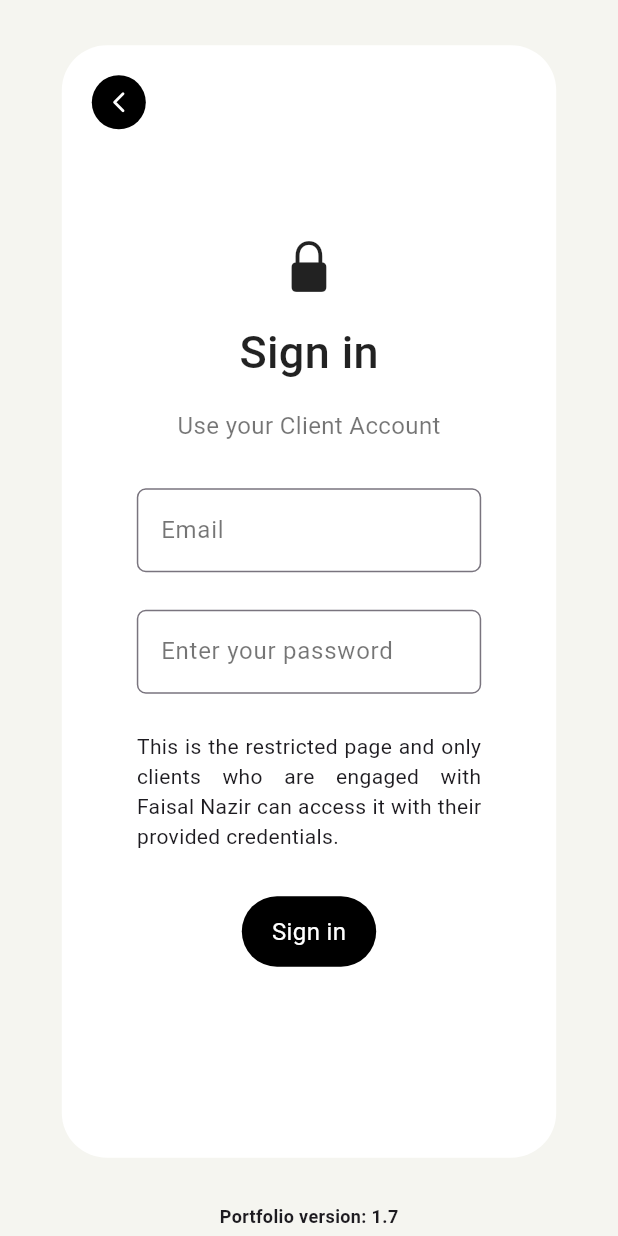
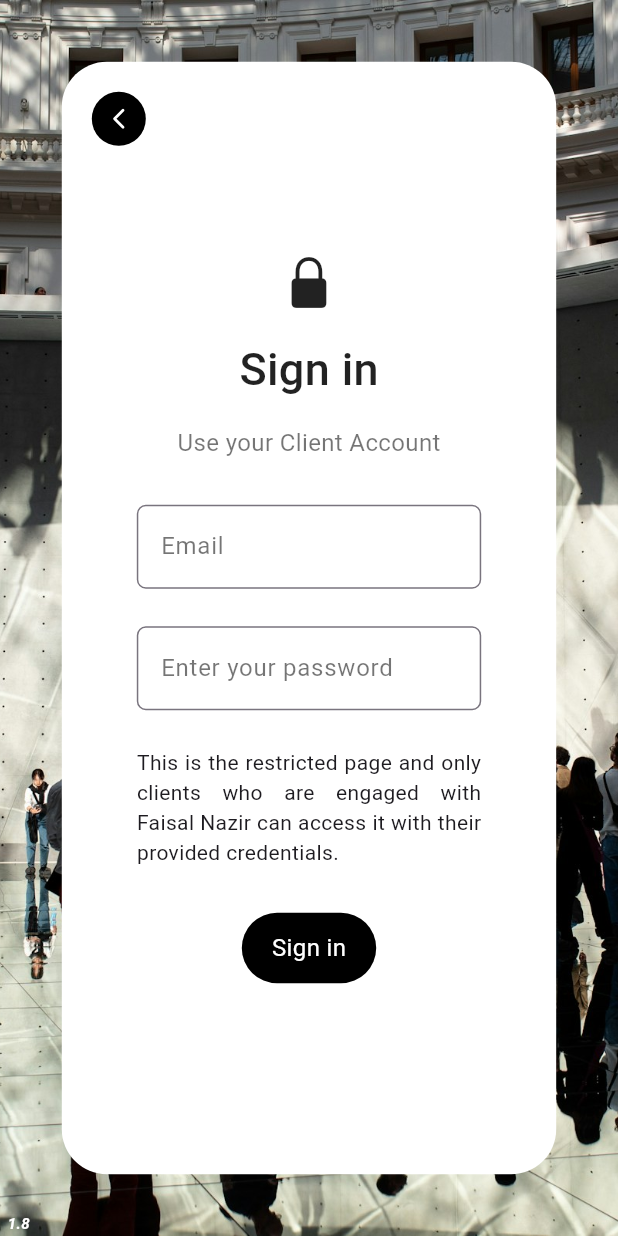
Before and after one commit to FaisalNazir28/portfolio, a Flutter app: the LoginScreen screen opened by its route, on a phone screen of 412 x 824 dp. Run offline on Flutter 3.47's test engine with Material 3 defaults, Android fonts, the phone set to English and light mode, and no system bars; our stand-ins replace ionicons; missing offline and left inert: dart:html, dart:ui_web, device_frame.

Commit message:
Added background in login screen

```diff
--- a/lib/screens/login_screen/login_screen.dart
+++ b/lib/screens/login_screen/login_screen.dart
@@ -4,6 +4,7 @@ import 'package:ionicons/ionicons.dart';
 import 'package:my_portfolio/main.dart';
 import 'package:my_portfolio/responsiveness/breakpoints.dart';
 import 'package:my_portfolio/routes/routes.dart';
+import 'package:my_portfolio/utilities/app_images.dart';
 import 'package:my_portfolio/utilities/constants.dart';
 
 class LoginScreen extends StatefulWidget {
@@ -25,21 +26,18 @@ class _LoginScreenState extends State<LoginScreen> {
     var isMobileScreen = Breakpoints.isSmallScreen(context);
 
     return Scaffold(
-      bottomNavigationBar: Container(
-        margin: const EdgeInsets.only(bottom: 5),
-        child: Row(
-          mainAxisAlignment: MainAxisAlignment.center,
+      backgroundColor: const Color(0xfff5f5f0),
+      body: Stack(
+        alignment: Alignment.bottomLeft,
         children: [
-            Text(
-              "Portfolio version: ${AppConstants.appVersion}",
-              style:
-                  const TextStyle(fontSize: 12.0, fontWeight: FontWeight.w600),
-            ),
-          ],
+          Container(
+            decoration: BoxDecoration(
+              image: DecorationImage(
+                image: AssetImage(AppImages.loginBackground),
+                fit: BoxFit.cover,
               ),
             ),
-      backgroundColor: const Color(0xfff5f5f0),
-      body: Center(
+            child: Center(
               child: Stack(
                 alignment: Alignment.topLeft,
                 children: [
@@ -102,9 +100,11 @@ class _LoginScreenState extends State<LoginScreen> {
                                           color: Colors.black54,
                                         ),
                                         border: OutlineInputBorder(
-                                      borderRadius: BorderRadius.circular(6)),
+                                            borderRadius:
+                                                BorderRadius.circular(6)),
                                         focusedBorder: OutlineInputBorder(
-                                    borderRadius: BorderRadius.circular(6),
+                                          borderRadius:
+                                              BorderRadius.circular(6),
                                           borderSide: const BorderSide(
                                               color: Colors.black, width: 2.0),
                                         ),
@@ -136,9 +136,11 @@ class _LoginScreenState extends State<LoginScreen> {
                                           color: Colors.black54,
                                         ),
                                         border: OutlineInputBorder(
-                                      borderRadius: BorderRadius.circular(6)),
+                                            borderRadius:
+                                                BorderRadius.circular(6)),
                                         focusedBorder: OutlineInputBorder(
-                                    borderRadius: BorderRadius.circular(6),
+                                          borderRadius:
+                                              BorderRadius.circular(6),
                                           borderSide: const BorderSide(
                                               color: Colors.black, width: 2.0),
                                         ),
@@ -160,7 +162,8 @@ class _LoginScreenState extends State<LoginScreen> {
                                       onTap: loading
                                           ? () {}
                                           : () async {
-                                        if (_formKey.currentState!.validate()) {
+                                              if (_formKey.currentState!
+                                                  .validate()) {
                                                 setState(() {
                                                   loading = true;
                                                 });
@@ -179,13 +182,15 @@ class _LoginScreenState extends State<LoginScreen> {
                                             horizontal: 20, vertical: 12),
                                         decoration: BoxDecoration(
                                           color: Colors.black,
-                                    borderRadius: BorderRadius.circular(100),
+                                          borderRadius:
+                                              BorderRadius.circular(100),
                                         ),
                                         child: loading
                                             ? const SizedBox(
                                                 height: 20,
                                                 width: 20,
-                                          child: CircularProgressIndicator(
+                                                child:
+                                                    CircularProgressIndicator(
                                                   color: Colors.white,
                                                   strokeWidth: 4,
                                                 ),
@@ -241,7 +246,8 @@ class _LoginScreenState extends State<LoginScreen> {
                                       overlayColor: MaterialStateProperty.all(
                                           Colors.transparent),
                                       onTap: () {
-                                  Navigator.pushNamed(context, Routes.home);
+                                        Navigator.pushNamed(
+                                            context, Routes.home);
                                       },
                                       child: Container(
                                         decoration: const BoxDecoration(
@@ -276,11 +282,14 @@ class _LoginScreenState extends State<LoginScreen> {
                                             color: Colors.black54,
                                           ),
                                           border: OutlineInputBorder(
-                                        borderRadius: BorderRadius.circular(6)),
+                                              borderRadius:
+                                                  BorderRadius.circular(6)),
                                           focusedBorder: OutlineInputBorder(
-                                      borderRadius: BorderRadius.circular(6),
+                                            borderRadius:
+                                                BorderRadius.circular(6),
                                             borderSide: const BorderSide(
-                                          color: Colors.black, width: 2.0),
+                                                color: Colors.black,
+                                                width: 2.0),
                                           ),
                                         ),
                                         validator: (value) {
@@ -310,11 +319,14 @@ class _LoginScreenState extends State<LoginScreen> {
                                             color: Colors.black54,
                                           ),
                                           border: OutlineInputBorder(
-                                        borderRadius: BorderRadius.circular(6)),
+                                              borderRadius:
+                                                  BorderRadius.circular(6)),
                                           focusedBorder: OutlineInputBorder(
-                                      borderRadius: BorderRadius.circular(6),
+                                            borderRadius:
+                                                BorderRadius.circular(6),
                                             borderSide: const BorderSide(
-                                          color: Colors.black, width: 2.0),
+                                                color: Colors.black,
+                                                width: 2.0),
                                           ),
                                         ),
                                         validator: (value) {
@@ -338,7 +350,8 @@ class _LoginScreenState extends State<LoginScreen> {
                                                     loading = true;
                                                   });
                                                   await Future.delayed(
-                                                const Duration(seconds: 3));
+                                                      const Duration(
+                                                          seconds: 3));
                                                   setState(() {
                                                     loading = false;
                                                     isLoggedIn = true;
@@ -352,13 +365,15 @@ class _LoginScreenState extends State<LoginScreen> {
                                               horizontal: 20, vertical: 12),
                                           decoration: BoxDecoration(
                                             color: Colors.black,
-                                      borderRadius: BorderRadius.circular(100),
+                                            borderRadius:
+                                                BorderRadius.circular(100),
                                           ),
                                           child: loading
                                               ? const SizedBox(
                                                   height: 20,
                                                   width: 20,
-                                            child: CircularProgressIndicator(
+                                                  child:
+                                                      CircularProgressIndicator(
                                                     color: Colors.white,
                                                     strokeWidth: 4,
                                                   ),
@@ -384,7 +399,8 @@ class _LoginScreenState extends State<LoginScreen> {
                       top: 20,
                       left: 20,
                       child: InkWell(
-                  overlayColor: MaterialStateProperty.all(Colors.transparent),
+                        overlayColor:
+                            MaterialStateProperty.all(Colors.transparent),
                         onTap: () {
                           Navigator.pushNamed(context, Routes.home);
                         },
@@ -405,6 +421,22 @@ class _LoginScreenState extends State<LoginScreen> {
                 ],
               ),
             ),
+          ),
+          Positioned(
+            left: 5,
+            bottom: 2,
+            child: Text(
+              AppConstants.appVersion,
+              style: const TextStyle(
+                fontSize: 10.0,
+                fontWeight: FontWeight.w600,
+                fontStyle: FontStyle.italic,
+                color: Colors.white,
+              ),
+            ),
+          ),
+        ],
+      ),
     );
   }
 }
--- a/lib/utilities/app_images.dart
+++ b/lib/utilities/app_images.dart
@@ -1,4 +1,8 @@
 class AppImages {
+
+  ///background images
+  static String loginBackground = 'assets/backgrounds/login_background.jpg';
+
   ///tool icons
   static String adobe = 'assets/my_tools_icons/adobe.png';
   static String adobeColored = 'assets/my_tools_icons/adobe_colored.png';
--- a/lib/utilities/constants.dart
+++ b/lib/utilities/constants.dart
@@ -6,7 +6,7 @@ import 'dart:ui_web' as ui;
 class AppConstants{
 
   ///app version
-     static String appVersion = '1.7';
+     static String appVersion = '1.8';
 
   /// resume path
   static String resume = 'assets/resume/resume.pdf';
--- a/pubspec.yaml
+++ b/pubspec.yaml
@@ -67,6 +67,7 @@ flutter:
     - assets/showcase/
     - assets/my_tools_icons/
     - assets/resume/
+    - assets/backgrounds/
 
   # An image asset can refer to one or more resolution-specific "variants", see
   # https://flutter.dev/assets-and-images/#resolution-aware
```
Also changed, not shown: assets/backgrounds/login_background.jpg (added), pubspec.lock. Lines whose indentation alone changed are shown as unchanged.
